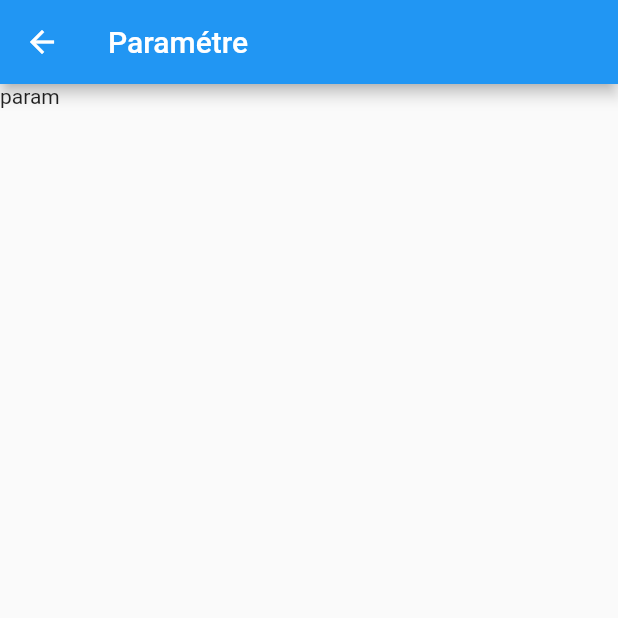
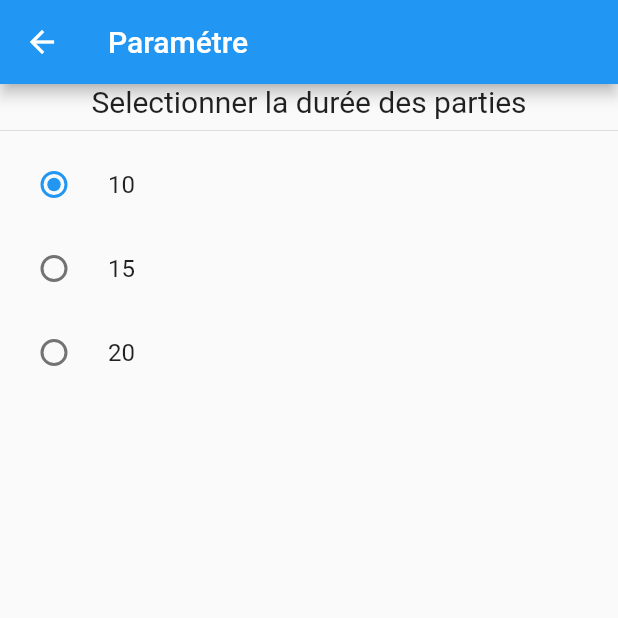
Before and after one commit to Mory95/first-game, a Flutter app: the SettingPage screen opened by its route, on a phone screen of 412 x 824 dp, the top half of it. Run offline on Flutter 3.47's test engine with Material 2 defaults, Android fonts, the light colour scheme and no system bars.

Commit message:
manage setting page

```diff
--- a/lib/home.dart
+++ b/lib/home.dart
@@ -40,10 +40,6 @@ class _HomePageState extends State<HomePage> {
               );
             })),
       ),
-      // floatingActionButton: FloatingActionButton(
-      //   onPressed: () => SystemNavigator.pop(),
-      //   child: const Icon(Icons.exit_to_app),
-      // ),
     );
   }
 }
--- a/lib/main.dart
+++ b/lib/main.dart
@@ -22,7 +22,7 @@ class MyApp extends StatelessWidget {
       initialRoute: '/',
       routes: {
         '/game': (context) => const GameScreen(),
-        '/records': (context) => const HighScoresScreen(),
+        '/records': (context) => HighScoresScreen(),
         '/instructions': (context) => const InstructionsScreen(),
         '/parametre': (context) => const SettingPage(),
       },
--- a/lib/setting.dart
+++ b/lib/setting.dart
@@ -8,6 +8,7 @@ class SettingPage extends StatefulWidget {
 }
 
 class _SettingPageState extends State<SettingPage> {
+  int status = 0;
   @override
   Widget build(BuildContext context) {
     return SafeArea(
@@ -19,7 +20,46 @@ class _SettingPageState extends State<SettingPage> {
         ),
         title: const Text('Paramétre'),
       ),
-      body: const Text('param'),
+      body: Column(
+        children: [
+          const Center(
+              child: Text(
+            'Selectionner la durée des parties',
+            style: TextStyle(fontSize: 20.0),
+          )),
+          const Divider(),
+          RadioListTile(
+            title: Text("10"),
+            value: 0,
+            groupValue: status,
+            onChanged: (value) {
+              setState(() {
+                status = value!;
+              });
+            },
+          ),
+          RadioListTile(
+            title: Text("15"),
+            value: 1,
+            groupValue: status,
+            onChanged: (value) {
+              setState(() {
+                status = value!;
+              });
+            },
+          ),
+          RadioListTile(
+            title: Text("20"),
+            value: 2,
+            groupValue: status,
+            onChanged: (value) {
+              setState(() {
+                status = value!;
+              });
+            },
+          )
+        ],
+      ),
     ));
   }
 }
```
Also changed, not shown: lib/high_scores.dart (+33 -2 lines), lib/instructions_screen.dart (+7 -1 lines).
